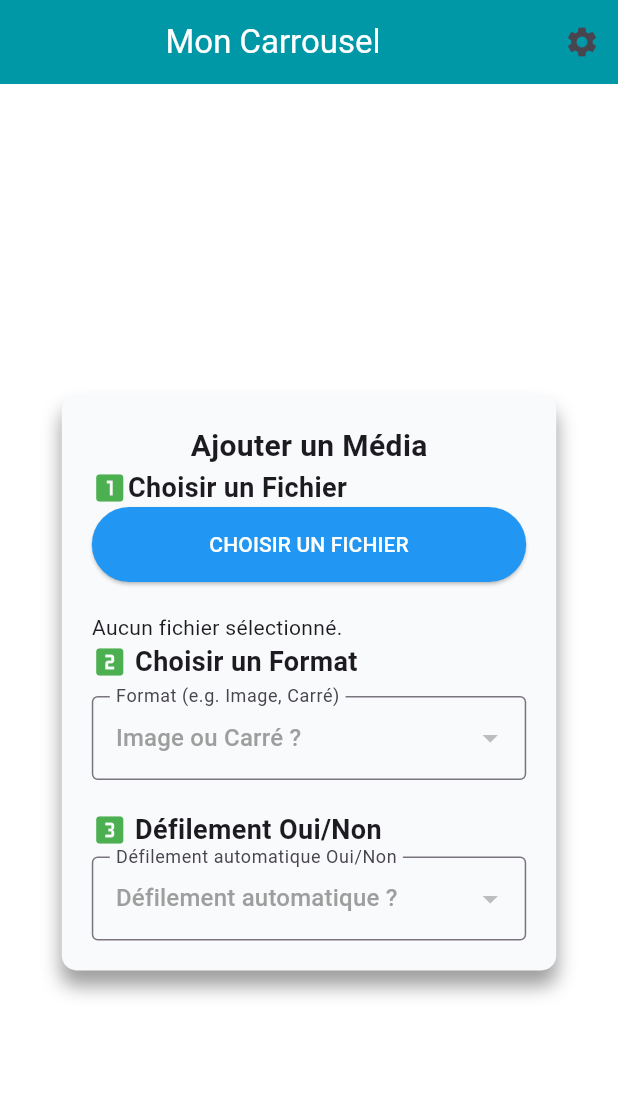
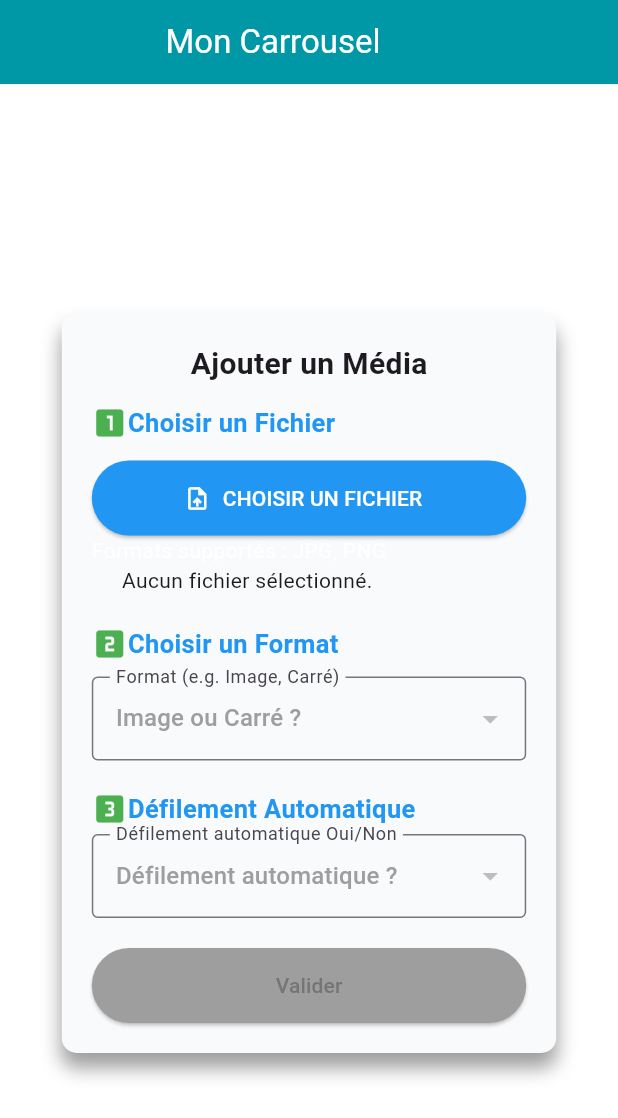
Before and after one commit to voigi/caroussel_flutter, a Flutter app: the screen it shows after launch, on a phone screen of 412 x 824 dp. Shown: the top 1118 px of the screen. Run offline on Flutter 3.47's test engine with Material 3 defaults, Android fonts, the phone set to English and light mode, and no system bars; our stand-ins replace file_picker.

Commit message:
mise à jour interface

```diff
--- a/lib/carrousel.dart
+++ b/lib/carrousel.dart
@@ -100,7 +100,7 @@ Widget build(BuildContext context) {
       ],
     ),
     width: widget.selectValue == 1 ? MediaQuery.of(context).size.width * 0.9 : 250,
-    height: widget.selectValue == 1 ? 250 : 250,
+    height: widget.selectValue == 1 ? 200 : 200,
     child: Stack(
       children: [
         Center(
@@ -115,7 +115,7 @@ Widget build(BuildContext context) {
           ),
         ),
         // Si autoScrollValue == 2, on affiche les icônes normales
-        if (widget.autoScrollValue == 2) ...[
+        if (widget.autoScrollValue == 2 || widget.imagePath.isNotEmpty) ...[
           Positioned(
             right: 2,
             child: IconButton(
--- a/lib/main.dart
+++ b/lib/main.dart
@@ -57,12 +57,7 @@ class _MyAppState extends State<MyApp> {
     });
   }
 
-  void _openSettings(){
 
-    setState(() {
-      _scaffoldKey.currentState?.openEndDrawer();
-    });
-  }
 
   @override
   Widget build(BuildContext context) {
@@ -74,23 +69,12 @@ class _MyAppState extends State<MyApp> {
         appBar: AppBar(
           backgroundColor: Colors.cyan[700],
           title: Center(child: Text('Mon Carrousel', style: TextStyle(color: Colors.white))),
-          actions: [
-            IconButton(icon:Icon(Icons.settings) , onPressed: (
-
-
-
-            ){_openSettings();
-
-            //ouvre un drawer à droite
-
-
-            },)
-          ],
+          actions: [IconButton(onPressed: null, icon: Icon(Icons.search, color: Colors.transparent))],
         ),
 
          endDrawer: MyDrawer(),
-         endDrawerEnableOpenDragGesture:false,
-         drawerEdgeDragWidth:50.0,
+         endDrawerEnableOpenDragGesture: false,
+
 
 
         body: Column(
@@ -137,6 +121,7 @@ class _MyAppState extends State<MyApp> {
                         ),
                         //4. Ajouter le callback pour le nom ds le widget MediaUploader
                         MediaUploader(
+                          scaffoldKey: _scaffoldKey,
                           imageContainerCallback: _imageContainer,
                           selectValueCallback: _selectedValue,
                           autoScrollValueCallback: autoScrollValue,
--- a/lib/media_uploader.dart
+++ b/lib/media_uploader.dart
@@ -1,32 +1,32 @@
-
-
 import 'package:flutter/material.dart';
 import 'package:file_picker/file_picker.dart';
 import 'dart:developer';
 
-
 class MediaUploader extends StatefulWidget {
-
-  //1. creation des callbacks
+  final GlobalKey<ScaffoldState> scaffoldKey;
   final void Function(List<String> imagePath) imageContainerCallback;
   final void Function(int) selectValueCallback;
   final void Function(int) autoScrollValueCallback;
-  //final void Function(String name) nameCallback;
-  //2. Ajout des callbacks dans le constructeur
-  const MediaUploader({super.key, required this.imageContainerCallback, required this.selectValueCallback,required,required this.autoScrollValueCallback});
+
+  const MediaUploader({
+    super.key,
+    required this.imageContainerCallback,
+    required this.selectValueCallback,
+    required this.autoScrollValueCallback,
+    required this.scaffoldKey,
+  });
 
   @override
   State<MediaUploader> createState() => _MediaUploaderState();
 }
 
 class _MediaUploaderState extends State<MediaUploader> {
-
   String? _selectedFile; // Stocke le fichier sélectionné
   final _formKey = GlobalKey<FormState>();
-  int? selectValue ;
+  int? selectValue;
   int? autoScrollValue;
 
-// Valeur par défaut pour le Dropdown
+  // Liste pour stocker les images sélectionnées
   List<String> selectedImages = [];
 
   Future<void> pickFile() async {
@@ -35,41 +35,29 @@ class _MediaUploaderState extends State<MediaUploader> {
       FilePickerResult? result = await FilePicker.platform.pickFiles(
         type: FileType.any,
         allowMultiple: false,
-         // Permet tous les types de fichiers
       );
 
       if (result != null) {
-        // Récupérer le nom du fichier
         String? fileName = result.files.single.name;
-
         log(fileName);
-        // Récupérer l'extension du fichier
-
-
 
         String extension = fileName.substring(fileName.lastIndexOf('.')); // Inclut le point (.)
 
-       // Vérifier si le nom du fichier est trop long
+        // Tronquer le nom du fichier si nécessaire
         if (fileName.length > 20) {
-          // Tronquer le nom du fichier tout en gardant l'extension
           fileName = '${fileName.substring(0, 10)} ...$extension';
         }
 
-       // Mettre à jour le texte avec le nom du fichier sélectionné
         setState(() {
           _selectedFile = 'fichier sélectionné: $fileName';
           selectedImages.add(result.files.single.path!);
-         // log('selectedImages: $selectedImages');
         });
+
         List<String> imagePath = selectedImages;
-        //3. Appel des callbacks
-        widget.imageContainerCallback(imagePath );
-       // widget.nameCallback(fileName.substring(0, fileName.lastIndexOf('.')));
+        widget.imageContainerCallback(imagePath);
       } else {
         setState(() {
-
           _selectedFile = 'Aucun fichier sélectionné.';
-
         });
       }
     } catch (e) {
@@ -87,28 +75,30 @@ class _MediaUploaderState extends State<MediaUploader> {
       child: Column(
         crossAxisAlignment: CrossAxisAlignment.start,
         children: [
-
           Row(
             children: [
               Icon(Icons.looks_one, color: Colors.green),
                 Text(
   'Choisir un Fichier',
-                style: TextStyle(fontSize: 18, fontWeight: FontWeight.bold),
+  style: TextStyle(fontSize: 17, fontWeight: FontWeight.bold, color: Colors.blue),
 ),
+SizedBox(height: 50.0)
             ],
           ),
-          ElevatedButton(
+          ElevatedButton.icon(
             onPressed: pickFile,
             style: ElevatedButton.styleFrom(
-              minimumSize: Size(double.infinity, 50), // Largeur infinie, hauteur 50
+              minimumSize: Size(double.infinity, 50),
               backgroundColor: Colors.blue,
             ),
-            child: Text(
+            icon:Icon(Icons.upload_file, color: Colors.white),
+            label: Text(
               'Choisir un fichier'.toUpperCase(),
               style: TextStyle(color: Colors.white),
             ),
-          ),
-          const SizedBox(height: 20),
+
+          ),Text('Formats supportés : JPG, PNG', style: TextStyle(color: Colors.white)),
+         // const SizedBox(height: 20),
           Row(
             children: [
               _selectedFile != null
@@ -117,40 +107,45 @@ class _MediaUploaderState extends State<MediaUploader> {
                         children: [
                           TextSpan(
                             text: _selectedFile!.substring(0, _selectedFile!.lastIndexOf('.')),
-                            style: TextStyle(color: Colors.black), // Style normal pour le nom du fichier
+                            style: TextStyle(color: Colors.black),
                           ),
                           TextSpan(
                             text: _selectedFile!.substring(_selectedFile!.lastIndexOf('.')),
-                            style: TextStyle(color: Colors.red, fontWeight: FontWeight.bold), // Styliser l'extension
+                            style: TextStyle(color: Colors.red, fontWeight: FontWeight.bold),
                           ),
                         ],
                       ),
                     )
-                  : Text('Aucun fichier sélectionné.'),
+                  : Container(
+                    margin: const EdgeInsets.only(left:20.0),
+                    child: Text('Aucun fichier sélectionné.'),
+                  ),
               SizedBox(width: 5),
             ],
           ),
+          const SizedBox(height: 20),
           Row(
             children: [
               Icon(Icons.looks_two, color: Colors.green),
-               const Text(
-                ' Choisir un Format',
-                style: TextStyle(fontSize: 18, fontWeight: FontWeight.bold),
+                 Text(
+  'Choisir un Format',
+  style: TextStyle(fontSize: 17, fontWeight: FontWeight.bold, color: Colors.blue),
 ),
             ],
           ),
           const SizedBox(height: 10),
           DropdownButtonFormField<int>(
             dropdownColor: Colors.white,
-            hint: Text('Image ou Carré ?',
-            style: _selectedFile == null ? TextStyle(color:Colors.grey):TextStyle(color: Colors.black)),
+            hint: Text(
+              'Image ou Carré ?',
+              style: _selectedFile == null ? TextStyle(color: Colors.grey) : TextStyle(color: Colors.black),
+            ),
             decoration: const InputDecoration(
               labelText: 'Format (e.g. Image, Carré)',
               border: OutlineInputBorder(
-                  borderSide:
-                      BorderSide(color: Color.fromRGBO(13, 71, 161, 1))),
+                  borderSide: BorderSide(color: Color.fromRGBO(13, 71, 161, 1))),
             ),
-            value: selectValue, // Valeur initiale
+            value: selectValue,
             items: const [
               DropdownMenuItem(
                 value: 1,
@@ -161,18 +156,14 @@ class _MediaUploaderState extends State<MediaUploader> {
                 child: Text('Carré'),
               ),
             ],
-
-            onChanged:  _selectedFile == null ? null : (value) {
-
+            onChanged: _selectedFile == null
+                ? null
+                : (value) {
                     setState(() {
                       selectValue = value;
                       widget.selectValueCallback(value!);
-              }
-
-              );
+                    });
                   },
-
-
           ),
           const SizedBox(height: 20),
           Row(
@@ -181,8 +172,8 @@ class _MediaUploaderState extends State<MediaUploader> {
                 children: [
                   Icon(Icons.looks_3, color: Colors.green),
                   Text(
-          ' Défilement Oui/Non',
-          style: TextStyle(fontSize: 18, fontWeight: FontWeight.bold),
+  'Défilement Automatique',
+  style: TextStyle(fontSize: 17, fontWeight: FontWeight.bold, color: Colors.blue),
 ),
                 ],
               ),
@@ -192,26 +183,28 @@ class _MediaUploaderState extends State<MediaUploader> {
                     ? Icons.check_circle
                     : autoScrollValue == 2
                         ? Icons.cancel
-            : Icons.circle, // Icône par défaut quand null
+                        : Icons.circle,
                 color: autoScrollValue == 1
                     ? Colors.green
                     : autoScrollValue == 2
                         ? Colors.red
-            : Colors.transparent, // Transparent si null
+                        : Colors.transparent,
               ),
             ],
           ),
           const SizedBox(height: 5),
           DropdownButtonFormField<int>(
             dropdownColor: Colors.white,
-            hint: Text('Défilement automatique ?',
-            style: _selectedFile == null ? TextStyle(color:Colors.grey):TextStyle(color: Colors.black)),
+            hint: Text(
+              'Défilement automatique ?',
+              style: _selectedFile == null ? TextStyle(color: Colors.grey) : TextStyle(color: Colors.black),
+            ),
             decoration: const InputDecoration(
               labelText: 'Défilement automatique Oui/Non',
               border: OutlineInputBorder(
                   borderSide: BorderSide(color: Color.fromRGBO(13, 71, 161, 1))),
             ),
-           value:autoScrollValue, // Valeur initiale
+            value: autoScrollValue,
             items: const [
               DropdownMenuItem(
                 value: 1,
@@ -222,16 +215,36 @@ class _MediaUploaderState extends State<MediaUploader> {
                 child: Text('Non'),
               ),
             ],
-            onChanged:  _selectedFile == null || selectValue ==  null? null : (value) {
+            onChanged: _selectedFile == null || selectValue == null
+                ? null
+                : (value) {
                     setState(() {
-              /*si la valeur est 1 alors on active le défilement automatique sinon on le désactive
-              l'idée est de récupérer le contenu de la liste selectImages et de faire défiler son contenu ds le carousel
-              */
                       autoScrollValue = value;
                       widget.autoScrollValueCallback(value!);
                     });
                   },
-          )
+          ),
+          SizedBox(height: 20),
+          ElevatedButton(
+             style: _selectedFile!=null && selectValue!=null && autoScrollValue!=null? ElevatedButton.styleFrom(
+              minimumSize: Size(double.infinity, 50),
+              backgroundColor: Colors.green,
+            ):ElevatedButton.styleFrom(
+              minimumSize: Size(double.infinity, 50),
+              backgroundColor: Colors.grey,
+            ),
+            onPressed: () {
+              // Ouvre le Drawer en utilisant la clé passée depuis main.dart
+
+              Future.delayed(Duration(milliseconds: 100), () {
+                if (widget.scaffoldKey.currentState != null &&_selectedFile != null && selectValue !=null && autoScrollValue !=null)  {
+                  widget.scaffoldKey.currentState!.openEndDrawer();
+                }
+              });
+            },
+            child: Text('Valider', style: selectValue ==null && autoScrollValue == null? TextStyle(color: Colors.grey[600])
+            :TextStyle(color: Colors.white)),
+          ),
         ],
       ),
     );
```
Lines whose indentation alone changed are shown as unchanged.
